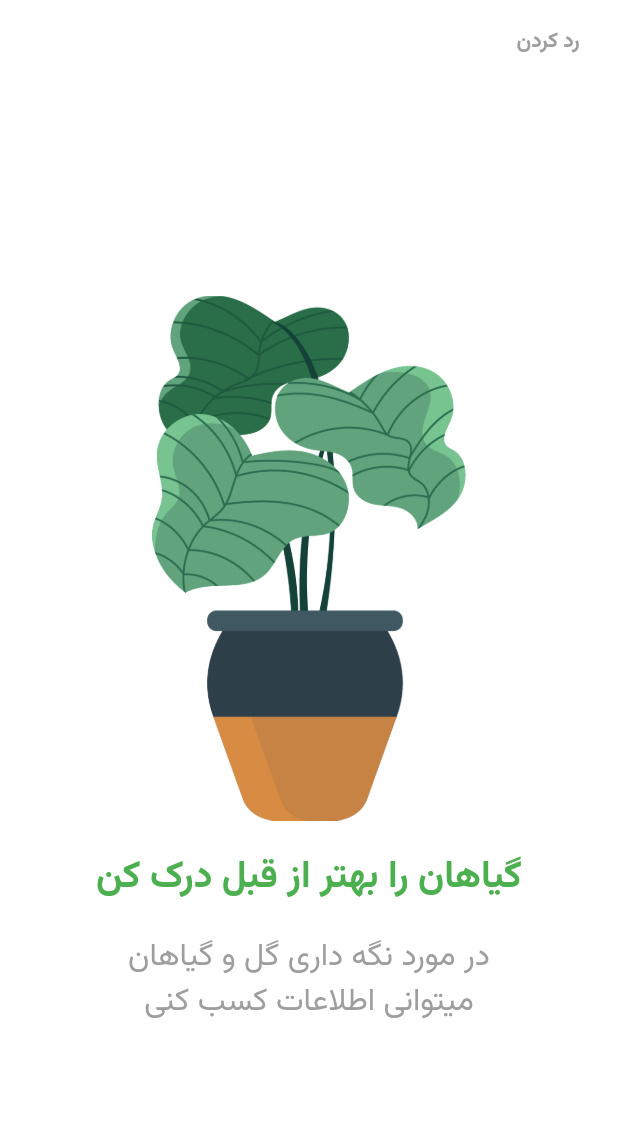
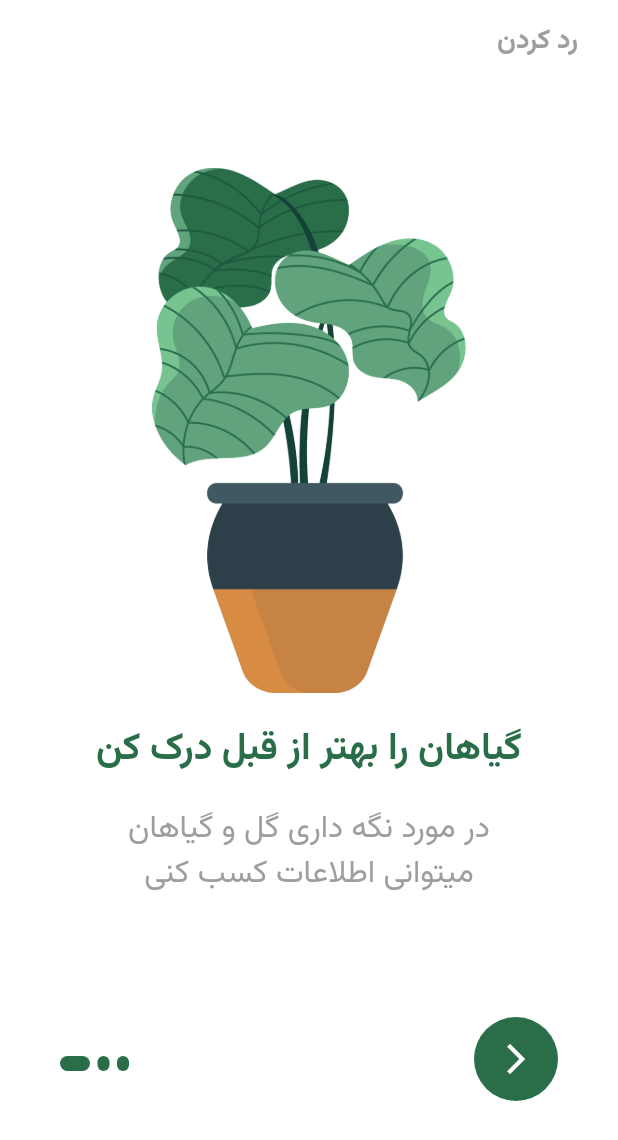
Before and after one commit to thzu0/PlantApp, a Flutter app: the screen it shows after launch, on a phone screen of 412 x 824 dp. Shown: the top 1140 px of the screen. Run offline on Flutter 3.47's test engine with Material 3 defaults, Android fonts, the phone set to English and light mode, and no system bars.

Commit message:
change home_screen to splash_screen

```diff
--- a/lib/const/constants.dart
+++ b/lib/const/constants.dart
@@ -1,7 +1,7 @@
 import 'package:flutter/material.dart';
 
 class Constants {
-  static Color primaryColor = Colors.green;
+  static Color primaryColor = const Color(0xFF296E48);
   static Color blackColor = Colors.black;
 
   static String titleOne = "گیاهان را بهتر از قبل درک کن";
--- a/lib/main.dart
+++ b/lib/main.dart
@@ -1,5 +1,5 @@
 import 'package:flutter/material.dart';
-import 'package:plant_app_1/screens/home_page.dart';
+import 'package:plant_app_1/screens/splash_screen.dart';
 
 void main() {
   runApp(const MyApp());
@@ -14,7 +14,7 @@
     return MaterialApp(
       debugShowCheckedModeBanner: false,
       title: 'Plant App',
-      home: HomePage(),
+      home: SplashScreen(),
     );
   }
 }
--- /dev/null
+++ b/lib/models/plant.dart
@@ -0,0 +1,184 @@
+// NABEGHEHA.COM
+
+class Plant {
+  final int plantId;
+  final int price;
+  final String size;
+  final double rating;
+  final int humidity;
+  final String temperature;
+  final String category;
+  final String plantName;
+  final String imageURL;
+  bool isFavorated;
+  final String decription;
+  bool isSelected;
+
+  Plant({
+    required this.plantId,
+    required this.price,
+    required this.category,
+    required this.plantName,
+    required this.size,
+    required this.rating,
+    required this.humidity,
+    required this.temperature,
+    required this.imageURL,
+    required this.isFavorated,
+    required this.decription,
+    required this.isSelected,
+  });
+
+  //List of Plants data
+  static List<Plant> plantList = [
+    Plant(
+      plantId: 0,
+      price: 22,
+      category: 'آپارتمانی',
+      plantName: 'سانسویریا',
+      size: 'کوچک',
+      rating: 4.5,
+      humidity: 34,
+      temperature: '23 - 34',
+      imageURL: 'assets/images/plant-one.png',
+      isFavorated: false,
+      decription:
+          'این گیاه یکی از بهترین گیاهان است. در بیشتر مناطق جهان رشد می کند و می تواند حتی در سخت ترین شرایط آب و هوایی نیز زنده بماند.',
+      isSelected: false,
+    ),
+    Plant(
+      plantId: 1,
+      price: 11,
+      category: 'محل‌کار',
+      plantName: 'فیلودندرون',
+      size: 'متوسط',
+      rating: 4.8,
+      humidity: 56,
+      temperature: '19 - 22',
+      imageURL: 'assets/images/plant-two.png',
+      isFavorated: false,
+      decription:
+          'این گیاه یکی از بهترین گیاهان است. در بیشتر مناطق جهان رشد می کند و می تواند حتی در سخت ترین شرایط آب و هوایی نیز زنده بماند.',
+      isSelected: false,
+    ),
+    Plant(
+      plantId: 2,
+      price: 18,
+      category: 'آپارتمانی',
+      plantName: 'دیزی ساحلی',
+      size: 'بزرگ',
+      rating: 4.7,
+      humidity: 34,
+      temperature: '22 - 25',
+      imageURL: 'assets/images/plant-three.png',
+      isFavorated: false,
+      decription:
+          'این گیاه یکی از بهترین گیاهان است. در بیشتر مناطق جهان رشد می کند و می تواند حتی در سخت ترین شرایط آب و هوایی نیز زنده بماند.',
+      isSelected: false,
+    ),
+    Plant(
+      plantId: 3,
+      price: 30,
+      category: 'محل‌کار',
+      plantName: 'بلوستم بزرگ',
+      size: 'کوچک',
+      rating: 4.5,
+      humidity: 35,
+      temperature: '23 - 28',
+      imageURL: 'assets/images/plant-one.png',
+      isFavorated: false,
+      decription:
+          'این گیاه یکی از بهترین گیاهان است. در بیشتر مناطق جهان رشد می کند و می تواند حتی در سخت ترین شرایط آب و هوایی نیز زنده بماند.',
+      isSelected: false,
+    ),
+    Plant(
+      plantId: 4,
+      price: 24,
+      category: 'پیشنهادی',
+      plantName: 'بلوستم بزرگ',
+      size: 'بزرگ',
+      rating: 4.1,
+      humidity: 66,
+      temperature: '12 - 16',
+      imageURL: 'assets/images/plant-four.png',
+      isFavorated: false,
+      decription:
+          'این گیاه یکی از بهترین گیاهان است. در بیشتر مناطق جهان رشد می کند و می تواند حتی در سخت ترین شرایط آب و هوایی نیز زنده بماند.',
+      isSelected: false,
+    ),
+    Plant(
+      plantId: 5,
+      price: 24,
+      category: 'محل‌کار',
+      plantName: 'مریم گلی',
+      size: 'متوسط',
+      rating: 4.4,
+      humidity: 36,
+      temperature: '15 - 18',
+      imageURL: 'assets/images/plant-five.png',
+      isFavorated: false,
+      decription:
+          'این گیاه یکی از بهترین گیاهان است. در بیشتر مناطق جهان رشد می کند و می تواند حتی در سخت ترین شرایط آب و هوایی نیز زنده بماند.',
+      isSelected: false,
+    ),
+    Plant(
+      plantId: 6,
+      price: 19,
+      category: 'باغچه‌ایی',
+      plantName: 'پلمباگو',
+      size: 'کوچک',
+      rating: 4.2,
+      humidity: 46,
+      temperature: '23 - 26',
+      imageURL: 'assets/images/plant-six.png',
+      isFavorated: false,
+      decription:
+          'این گیاه یکی از بهترین گیاهان است. در بیشتر مناطق جهان رشد می کند و می تواند حتی در سخت ترین شرایط آب و هوایی نیز زنده بماند.',
+      isSelected: false,
+    ),
+    Plant(
+      plantId: 7,
+      price: 23,
+      category: 'باغچه‌ایی',
+      plantName: 'تریتونیا',
+      size: 'متوسط',
+      rating: 4.5,
+      humidity: 34,
+      temperature: '21 - 24',
+      imageURL: 'assets/images/plant-seven.png',
+      isFavorated: false,
+      decription:
+          'این گیاه یکی از بهترین گیاهان است. در بیشتر مناطق جهان رشد می کند و می تواند حتی در سخت ترین شرایط آب و هوایی نیز زنده بماند.',
+      isSelected: false,
+    ),
+    Plant(
+      plantId: 8,
+      price: 46,
+      category: 'پیشنهادی',
+      plantName: 'تریتونیا',
+      size: 'متوسط',
+      rating: 4.7,
+      humidity: 46,
+      temperature: '21 - 25',
+      imageURL: 'assets/images/plant-eight.png',
+      isFavorated: false,
+      decription:
+          'این گیاه یکی از بهترین گیاهان است. در بیشتر مناطق جهان رشد می کند و می تواند حتی در سخت ترین شرایط آب و هوایی نیز زنده بماند.',
+      isSelected: false,
+    ),
+  ];
+
+  //Get the favorated items
+  static List<Plant> getFavoritedPlants() {
+    List<Plant> travelList = Plant.plantList;
+    return travelList.where((element) => element.isFavorated == true).toList();
+  }
+
+  //Get the cart items
+  static List<Plant> addedToCartPlants() {
+    List<Plant> selectedPlants = Plant.plantList;
+    return selectedPlants
+        .where((element) => element.isSelected == true)
+        .toList();
+  }
+}
--- a/lib/screens/home_page.dart
+++ /dev/null
@@ -1,87 +0,0 @@
-import 'package:flutter/material.dart';
-import 'package:plant_app_1/const/constants.dart';
-
-class HomePage extends StatefulWidget {
-  const HomePage({super.key});
-
-  @override
-  State<HomePage> createState() => _HomePageState();
-}
-
-class _HomePageState extends State<HomePage> {
-  final PageController _pageController = PageController();
-  int currentIndex = 0;
-
-  @override
-  Widget build(BuildContext context) {
-    return Scaffold(
-      backgroundColor: Colors.white,
-      appBar: AppBar(
-        elevation: 0.0,
-        backgroundColor: Colors.white,
-        actions: <Widget>[
-          Padding(
-            padding: const EdgeInsets.only(right: 10.0),
-            child: TextButton(
-              onPressed: () {},
-              child: const Text(
-                'رد کردن ',
-                style: TextStyle(
-                  color: Colors.grey,
-                  fontFamily: 'Vazirmatn',
-                  fontWeight: FontWeight.bold,
-                ),
-              ),
-            ),
-          ),
-        ],
-      ),
-      body: Stack(
-        children: <Widget>[
-          PageView(
-            onPageChanged: (int page) {
-              currentIndex = page;
-            },
-            controller: _pageController,
-            children: [
-              Padding(
-                padding: const EdgeInsets.only(left: 50.0, right: 50.0),
-                child: Column(
-                  mainAxisAlignment: MainAxisAlignment.center,
-                  children: <Widget>[
-                    SizedBox(
-                      height: 350.0,
-                      child: Image.asset('assets/images/plant-one.png'),
-                    ),
-                    const SizedBox(height: 20.0),
-                    Text(
-                      Constants.titleOne,
-                      textAlign: TextAlign.center,
-                      style: TextStyle(
-                        fontFamily: 'Vazirmatn',
-                        fontSize: 25,
-                        fontWeight: FontWeight.w700,
-                        color: Constants.primaryColor,
-                      ),
-                    ),
-                    SizedBox(height: 20.0),
-                    Text(
-                      textAlign: TextAlign.center,
-                      Constants.descriptionOne,
-                      style: TextStyle(
-                        fontFamily: 'Vazirmatn',
-                        fontSize: 21.0,
-                        fontWeight: FontWeight.w400,
-                        color: Colors.grey,
-                      ),
-                    ),
-                  ],
-                ),
-              ),
-            ],
-          ),
-        ],
-      ),
-    );
-  }
-}
--- /dev/null
+++ b/lib/screens/root.dart
@@ -0,0 +1,6 @@
+import 'package:flutter/material.dart';
+
+
+///==================================
+///this page is for const app bar and const nav
+///==================================
--- /dev/null
+++ b/lib/screens/splash_screen.dart
@@ -0,0 +1,204 @@
+import 'package:flutter/material.dart';
+import 'package:plant_app_1/const/constants.dart';
+
+class SplashScreen extends StatefulWidget {
+  const SplashScreen({super.key});
+
+  @override
+  State<SplashScreen> createState() => _SplashScreenState();
+}
+
+class _SplashScreenState extends State<SplashScreen> {
+  final PageController _pageController = PageController();
+  int currentIndex = 0;
+
+  ///============================================
+  /// CREATE INDICATORS
+  ///============================================
+  Widget _indicators(bool isActive) {
+    return AnimatedContainer(
+      duration: const Duration(microseconds: 0),
+      height: 10.0,
+      width: isActive ? 20.0 : 8.0,
+      margin: const EdgeInsets.only(right: 5.0),
+      decoration: BoxDecoration(
+        color: Constants.primaryColor,
+        borderRadius: BorderRadius.circular(5.0),
+      ),
+    );
+  }
+
+  ///============================================
+  /// WORK OF INDICATORS
+  ///============================================
+  List<Widget> _buildIndicator() {
+    List<Widget> indicators = [];
+
+    for (int i = 0; i < 3; i++) {
+      if (currentIndex == i) {
+        indicators.add(_indicators(true));
+      } else {
+        indicators.add(_indicators(false));
+      }
+    }
+    return indicators;
+  }
+
+  @override
+  Widget build(BuildContext context) {
+    return Scaffold(
+      backgroundColor: Colors.white,
+      appBar: AppBar(
+        elevation: 0.0,
+        backgroundColor: Colors.white,
+        actions: <Widget>[
+          Padding(
+            padding: const EdgeInsets.only(right: 10.0),
+            child: TextButton(
+              onPressed: () {},
+              child: const Text(
+                'رد کردن ',
+                style: TextStyle(
+                  color: Colors.grey,
+                  fontFamily: 'Vazirmatn',
+                  fontWeight: FontWeight.w700,
+                  fontSize: 18,
+                ),
+              ),
+            ),
+          ),
+        ],
+      ),
+      body: Stack(
+        children: <Widget>[
+          PageView(
+            onPageChanged: (int page) {
+              setState(() {
+                currentIndex = page;
+              });
+            },
+            controller: _pageController,
+            children: [
+              CreatePage(
+                image: 'assets/images/plant-one.png',
+                title: Constants.titleOne,
+                description: Constants.descriptionOne,
+              ),
+              CreatePage(
+                image: 'assets/images/plant-two.png',
+                title: Constants.titleTwo,
+                description: Constants.descriptionTwo,
+              ),
+              CreatePage(
+                image: 'assets/images/plant-three.png',
+                title: Constants.titleThree,
+                description: Constants.descriptionThree,
+              ),
+            ],
+          ),
+          Positioned(
+            bottom: 110.0,
+            left: 40.0,
+            child: Row(children: _buildIndicator()),
+          ),
+          Positioned(
+            bottom: 90.0,
+            right: 40.0,
+            child: Container(
+              padding: EdgeInsets.all(4),
+              decoration: BoxDecoration(
+                shape: BoxShape.circle,
+                color: Constants.primaryColor,
+              ),
+              child: IconButton(
+                onPressed: () {
+                  setState(() {
+                    if (currentIndex < 2) {
+                      currentIndex++;
+                      if (currentIndex < 3) {
+                        _pageController.nextPage(
+                          duration: const Duration(milliseconds: 300),
+                          curve: Curves.easeIn,
+                        );
+                      }
+                    } else {
+                      Navigator.pushReplacement(
+                        context,
+                        MaterialPageRoute(
+                          builder: (context) => const LoginPage(),
+                        ),
+                      );
+                    }
+                  });
+                },
+                icon: const Icon(Icons.arrow_forward_ios, color: Colors.white),
+              ),
+            ),
+          ),
+        ],
+      ),
+    );
+  }
+}
+
+///============================================
+/// CREATE PAGE ONBOARD
+///============================================
+
+class CreatePage extends StatelessWidget {
+  final String image;
+  final String title;
+  final String description;
+
+  const CreatePage({
+    super.key,
+    required this.image,
+    required this.title,
+    required this.description,
+  });
+
+  @override
+  Widget build(BuildContext context) {
+    return Padding(
+      padding: const EdgeInsets.only(left: 50.0, right: 50.0, bottom: 150.0),
+      child: Column(
+        mainAxisAlignment: MainAxisAlignment.center,
+        children: <Widget>[
+          SizedBox(height: 350.0, child: Image.asset(image)),
+          const SizedBox(height: 20.0),
+          Text(
+            title,
+            textAlign: TextAlign.center,
+            style: TextStyle(
+              fontFamily: 'Vazirmatn',
+              fontSize: 25,
+              fontWeight: FontWeight.w700,
+              color: Constants.primaryColor,
+            ),
+          ),
+          SizedBox(height: 20.0),
+          Text(
+            textAlign: TextAlign.center,
+            description,
+            style: TextStyle(
+              fontFamily: 'Vazirmatn',
+              fontSize: 21.0,
+              fontWeight: FontWeight.w400,
+              color: Colors.grey,
+            ),
+          ),
+          SizedBox(height: 20.0),
+        ],
+      ),
+    );
+  }
+}
+
+class LoginPage extends StatelessWidget {
+  const LoginPage({super.key});
+
+  @override
+  Widget build(BuildContext context) {
+    return Scaffold();
+  }
+}
--- a/pubspec.yaml
+++ b/pubspec.yaml
@@ -34,6 +34,8 @@
   # The following adds the Cupertino Icons font to your application.
   # Use with the CupertinoIcons class for iOS style icons.
   cupertino_icons: ^1.0.8
+  animated_bottom_navigation_bar: ^1.4.1
+  page_transition: ^2.2.2
 
 dev_dependencies:
   flutter_test:
```
Also changed, not shown: pubspec.lock.
